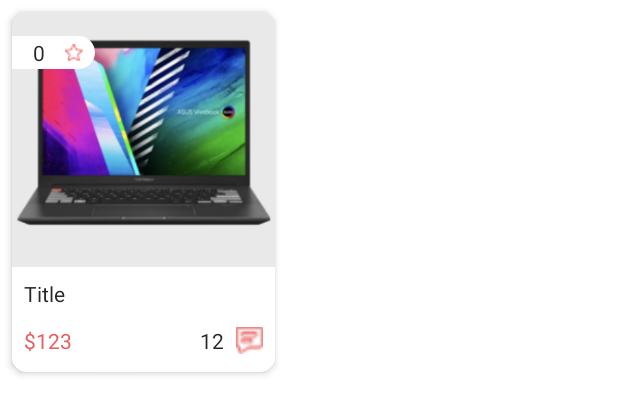
After one commit to noobCode24/App-Ecommerce-Manager, an Android app: the layout viewholder_pop_lilst.xml on its own in the app's theme, with its tools: preview values and no code run, on a phone screen of 412 x 824 dp. The commit adds this screen. Shown: the top 414 px of the screen. Run offline under Robolectric (Android 15) with nearby library versions, the phone set to English and light mode, and no system bars.

Commit message:
Popular Item

```diff
--- /dev/null
+++ b/app/src/main/res/drawable/white_background.xml
@@ -0,0 +1,9 @@
+<?xml version="1.0" encoding="utf-8"?>
+<selector xmlns:android="http://schemas.android.com/apk/res/android">
+<item>
+    <shape android:shape="rectangle">
+        <solid android:color="@color/white" />
+        <corners android:topRightRadius="30dp" android:bottomRightRadius="30dp"/>
+    </shape>
+</item>
+</selector>
--- /dev/null
+++ b/app/src/main/res/drawable/white_background2.xml
@@ -0,0 +1,9 @@
+<?xml version="1.0" encoding="utf-8"?>
+<selector xmlns:android="http://schemas.android.com/apk/res/android">
+<item>
+    <shape android:shape="rectangle">
+        <corners android:bottomRightRadius="10dp" android:bottomLeftRadius="10dp"/>
+        <solid android:color="@color/white"/>
+    </shape>
+</item>
+</selector>
--- a/app/src/main/res/layout/activity_detail.xml
+++ b/app/src/main/res/layout/activity_detail.xml
@@ -89,7 +89,7 @@
                     app:layout_constraintTop_toBottomOf="@+id/view">
 
                     <TextView
-                        android:id="@+id/titleTxt"
+                        android:id="@+id/txt_title"
                         android:layout_width="wrap_content"
                         android:layout_height="wrap_content"
                         android:layout_weight="1"
--- /dev/null
+++ b/app/src/main/res/layout/viewholder_pop_lilst.xml
@@ -0,0 +1,99 @@
+<?xml version="1.0" encoding="utf-8"?>
+<androidx.constraintlayout.widget.ConstraintLayout xmlns:android="http://schemas.android.com/apk/res/android"
+    xmlns:app="http://schemas.android.com/apk/res-auto"
+    android:layout_width="175dp"
+    android:background="@drawable/grey_background"
+    android:elevation="3dp"
+    android:layout_margin="8dp"
+    android:layout_height="240dp">
+
+    <ImageView
+        android:id="@+id/pic"
+        android:layout_width="175dp"
+        android:layout_height="155dp"
+        app:layout_constraintEnd_toEndOf="parent"
+        app:layout_constraintStart_toStartOf="parent"
+        app:layout_constraintTop_toTopOf="parent"
+        app:srcCompat="@drawable/pic1" />
+
+    <androidx.constraintlayout.widget.ConstraintLayout
+        android:layout_width="55dp"
+        android:layout_height="22dp"
+        android:layout_marginTop="16dp"
+        android:background="@drawable/white_background"
+        app:layout_constraintStart_toStartOf="parent"
+        app:layout_constraintTop_toTopOf="parent">
+
+        <ImageView
+            android:id="@+id/imageView13"
+            android:layout_width="wrap_content"
+            android:layout_height="wrap_content"
+            android:layout_marginEnd="8dp"
+            app:layout_constraintBottom_toBottomOf="parent"
+            app:layout_constraintEnd_toEndOf="parent"
+            app:layout_constraintTop_toTopOf="parent"
+            app:srcCompat="@drawable/star" />
+
+        <TextView
+            android:id="@+id/scoreTxt"
+            android:layout_width="wrap_content"
+            android:layout_height="wrap_content"
+            android:text="0"
+            android:textColor="@color/black"
+            app:layout_constraintBottom_toBottomOf="parent"
+            app:layout_constraintEnd_toStartOf="@+id/imageView13"
+            app:layout_constraintStart_toStartOf="parent"
+            app:layout_constraintTop_toTopOf="parent" />
+    </androidx.constraintlayout.widget.ConstraintLayout>
+
+    <View
+        android:id="@+id/view5"
+        android:layout_width="wrap_content"
+        android:layout_height="70dp"
+        android:background="@drawable/white_background2"
+        app:layout_constraintBottom_toBottomOf="parent"
+        app:layout_constraintEnd_toEndOf="parent"
+        app:layout_constraintStart_toStartOf="parent" />
+
+    <TextView
+        android:id="@+id/txt_title"
+        android:layout_width="wrap_content"
+        android:layout_height="wrap_content"
+        android:text="Title"
+        android:layout_margin="8dp"
+        android:textColor="@color/black"
+        app:layout_constraintStart_toStartOf="parent"
+        app:layout_constraintTop_toTopOf="@+id/view5" />
+
+    <TextView
+        android:id="@+id/txt_fee"
+        android:layout_width="wrap_content"
+        android:layout_height="wrap_content"
+        android:text="$123"
+        android:textColor="@color/red"
+        app:layout_constraintStart_toStartOf="@+id/txt_title"
+        app:layout_constraintBottom_toBottomOf="parent"
+        app:layout_constraintTop_toBottomOf="@+id/txt_title"
+        />
+
+    <TextView
+        android:id="@+id/txt_review"
+        android:layout_width="wrap_content"
+        android:layout_height="wrap_content"
+        android:layout_marginEnd="8dp"
+        android:text="12"
+        android:textColor="@color/black"
+        app:layout_constraintBottom_toBottomOf="@+id/imageView14"
+        app:layout_constraintEnd_toStartOf="@+id/imageView14"
+        app:layout_constraintTop_toTopOf="@+id/imageView14" />
+
+    <ImageView
+        android:id="@+id/imageView14"
+        android:layout_width="18dp"
+        android:layout_height="18dp"
+        android:layout_marginEnd="8dp"
+        app:layout_constraintBottom_toBottomOf="@+id/txt_fee"
+        app:layout_constraintEnd_toEndOf="parent"
+        app:layout_constraintTop_toTopOf="@+id/txt_fee"
+        app:srcCompat="@drawable/review" />
+</androidx.constraintlayout.widget.ConstraintLayout>
```
